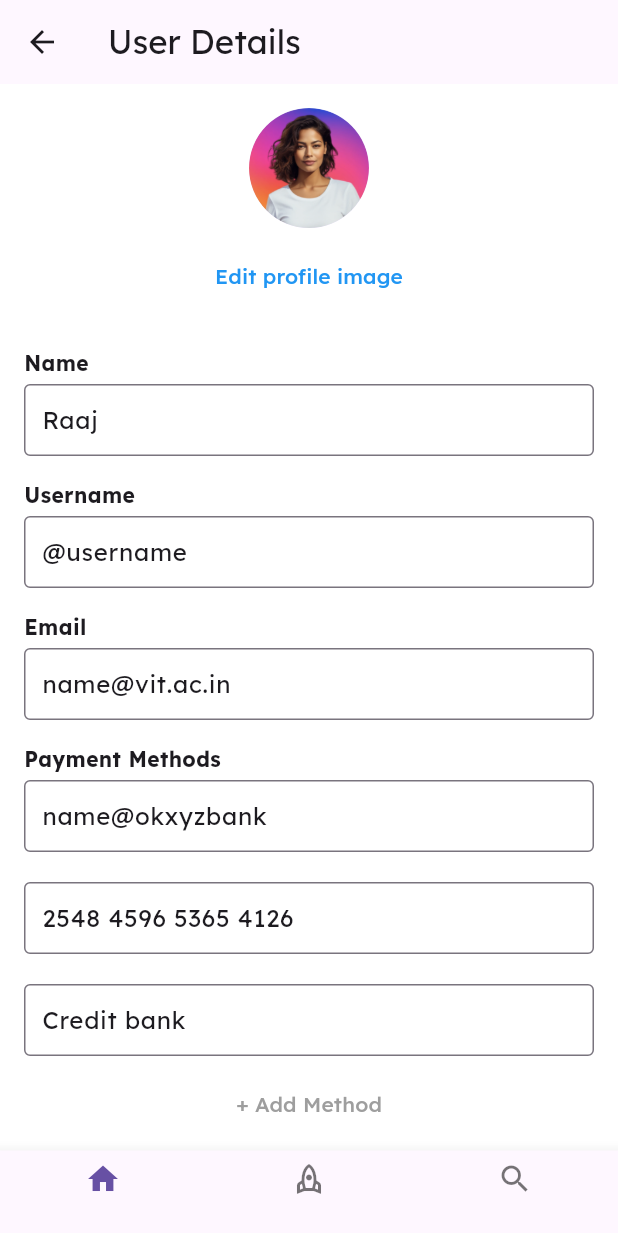
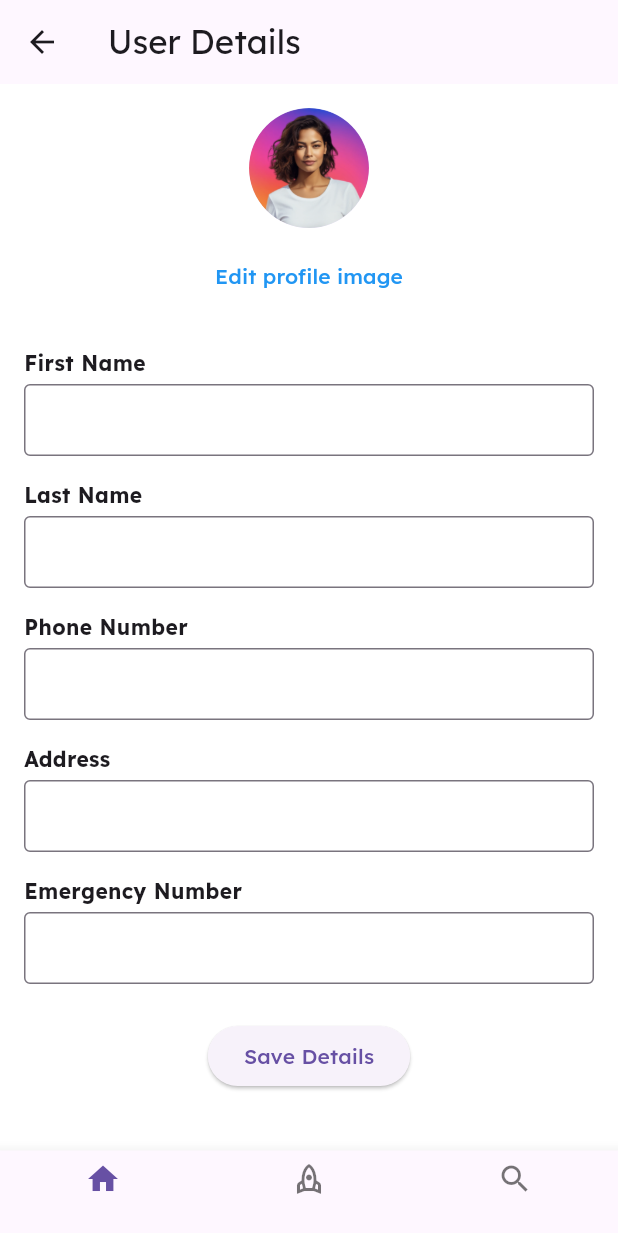
Before and after one commit to aditya030/Autohub_userside, a Flutter app: the UserDetailsPage screen opened by its route, on a phone screen of 412 x 824 dp. Shown: the top 1233 px of the screen. Run offline on Flutter 3.47's test engine with Material 3 defaults, Android fonts, the phone set to English and light mode, and no system bars; our stand-ins replace cloud_firestore, firebase_auth, firebase_core, flutter_map, flutter_rating_bar, google_maps_flutter and 2 more; missing offline and left inert: flutter_polyline_points, razorpay_flutter; accounts and stored records are empty; network calls fail.

Commit message:
added user_details page and storing user details with respective uid in firebase

```diff
--- a/lib/main.dart
+++ b/lib/main.dart
@@ -1,4 +1,4 @@
-
+import 'package:autohub_app/pages/firestore_database.dart';
 import 'package:autohub_app/pages/sample_maps.dart';
 import 'package:razorpay_flutter/razorpay_flutter.dart';
 import 'package:flutter/material.dart';
--- a/lib/pages/sign_up_page.dart
+++ b/lib/pages/sign_up_page.dart
@@ -28,7 +28,7 @@ class _SignupPageState extends State<SignupPage> {
         email: email,
         password: password,
       );
-      Navigator.of(context).pushReplacementNamed("/profilecompletion");
+      Navigator.of(context).pushReplacementNamed("/userdetails");
     } on FirebaseAuthException catch (e) {
       if (e.code == 'weak-password') {
         print('The password provided is too weak.');
--- a/lib/pages/user_details_page.dart
+++ b/lib/pages/user_details_page.dart
@@ -1,6 +1,49 @@
+import 'package:autohub_app/pages/home_page.dart';
 import 'package:flutter/material.dart';
+import 'package:cloud_firestore/cloud_firestore.dart';
 
-class UserDetailsPage extends StatelessWidget {
+class UserDetailsPage extends StatefulWidget {
+  @override
+  _UserDetailsPageState createState() => _UserDetailsPageState();
+}
+
+class _UserDetailsPageState extends State<UserDetailsPage> {
+  final _formKey = GlobalKey<FormState>();
+  final TextEditingController _fullNameController = TextEditingController();
+  final TextEditingController _lastNameController = TextEditingController();
+  final TextEditingController _phoneNumberController = TextEditingController();
+  final TextEditingController _addressController = TextEditingController();
+  final TextEditingController _emergencyNumberController =
+      TextEditingController();
+
+  @override
+  void dispose() {
+    _fullNameController.dispose();
+    _lastNameController.dispose();
+    _phoneNumberController.dispose();
+    _addressController.dispose();
+    _emergencyNumberController.dispose();
+    super.dispose();
+  }
+
+  Future<void> _saveUserDetails() async {
+    if (_formKey.currentState!.validate()) {
+      await FirebaseFirestore.instance.collection('users').add({
+        'first_name': _fullNameController.text,
+        'last_name': _lastNameController.text,
+        'phone_number': _phoneNumberController.text,
+        'address': _addressController.text,
+        'emergency_number': _emergencyNumberController.text,
+      });
+      ScaffoldMessenger.of(context)
+          .showSnackBar(SnackBar(content: Text('User details saved')));
+      Navigator.pushReplacement(
+        context,
+        MaterialPageRoute(builder: (context) => HomePage()),
+      );
+    }
+  }
+
   @override
   Widget build(BuildContext context) {
     return Scaffold(
@@ -16,6 +59,8 @@ class UserDetailsPage extends StatelessWidget {
       body: Padding(
         padding: EdgeInsets.all(16.0),
         child: SingleChildScrollView(
+          child: Form(
+            key: _formKey,
             child: Column(
               children: [
                 CircleAvatar(
@@ -33,23 +78,23 @@ class UserDetailsPage extends StatelessWidget {
                   ),
                 ),
                 SizedBox(height: 16.0),
-              UserInfoField(label: 'Name', initialValue: 'Raaj'),
-              UserInfoField(label: 'Username', initialValue: '@username'),
-              UserInfoField(label: 'Email', initialValue: 'name@vit.ac.in'),
-              UserInfoField(label: 'Payment Methods', initialValue: 'name@okxyzbank'),
-              UserInfoField(label: '', initialValue: '2548 4596 5365 4126'),
-              UserInfoField(label: '', initialValue: 'Credit bank'),
-              TextButton(
-                onPressed: () {
-                  // Handle add method
-                },
-                child: Text(
-                  '+ Add Method',
-                  style: TextStyle(color: Colors.grey),
+                UserInfoField(
+                    label: 'First Name', controller: _fullNameController),
+                UserInfoField(
+                    label: 'Last Name', controller: _lastNameController),
+                UserInfoField(
+                    label: 'Phone Number', controller: _phoneNumberController),
+                UserInfoField(label: 'Address', controller: _addressController),
+                UserInfoField(
+                    label: 'Emergency Number',
+                    controller: _emergencyNumberController),
+                SizedBox(height: 16.0),
+                ElevatedButton(
+                  onPressed: _saveUserDetails,
+                  child: Text('Save Details'),
                 ),
+              ],
             ),
-              UserInfoField(label: 'Bio', initialValue: 'A description of this user.'),
-            ],
           ),
         ),
       ),
@@ -75,9 +120,9 @@ class UserDetailsPage extends StatelessWidget {
 
 class UserInfoField extends StatelessWidget {
   final String label;
-  final String initialValue;
+  final TextEditingController controller;
 
-  UserInfoField({required this.label, required this.initialValue});
+  UserInfoField({required this.label, required this.controller});
 
   @override
   Widget build(BuildContext context) {
@@ -93,11 +138,18 @@ class UserInfoField extends StatelessWidget {
             ),
           SizedBox(height: 4.0),
           TextFormField(
-            initialValue: initialValue,
+            controller: controller,
             decoration: InputDecoration(
               border: OutlineInputBorder(),
-              contentPadding: EdgeInsets.symmetric(horizontal: 8.0, vertical: 12.0),
+              contentPadding:
+                  EdgeInsets.symmetric(horizontal: 8.0, vertical: 12.0),
             ),
+            validator: (value) {
+              if (value == null || value.isEmpty) {
+                return 'Please enter $label';
+              }
+              return null;
+            },
           ),
         ],
       ),
--- a/pubspec.yaml
+++ b/pubspec.yaml
@@ -47,6 +47,7 @@ dependencies:
 
   firebase_core: ^3.1.1
   firebase_auth: ^5.1.1
+  cloud_firestore: ^5.0.2
 
 
 dev_dependencies:
```
Also changed, not shown: lib/pages/firestore_database.dart (added, +25 -0 lines), pubspec.lock, 3 other files. Lines whose indentation alone changed are shown as unchanged.
